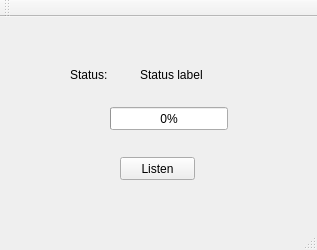
This is TCPClient_sendFile/mainwindow.ui in GorgedeLoup/TCP_SendFile as Qt 5 draws it before an edit. The edited form follows.
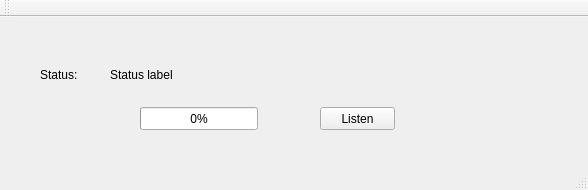
This is the edited form.

What changed in the file:
```diff
--- a/TCPClient_sendFile/mainwindow.ui
+++ b/TCPClient_sendFile/mainwindow.ui
@@ -6,8 +6,8 @@
    <rect>
     <x>0</x>
     <y>0</y>
-    <width>317</width>
-    <height>250</height>
+    <width>588</width>
+    <height>190</height>
    </rect>
   </property>
   <property name="windowTitle">
@@ -17,7 +17,7 @@
    <widget class="QLabel" name="u_statusLabel">
     <property name="geometry">
      <rect>
-      <x>70</x>
+      <x>40</x>
       <y>50</y>
       <width>51</width>
       <height>16</height>
@@ -30,9 +30,9 @@
    <widget class="QLabel" name="u_clientStatusLabel">
     <property name="geometry">
      <rect>
-      <x>140</x>
+      <x>110</x>
       <y>50</y>
-      <width>121</width>
+      <width>441</width>
       <height>16</height>
      </rect>
     </property>
@@ -43,7 +43,7 @@
    <widget class="QProgressBar" name="u_clientProgressBar">
     <property name="geometry">
      <rect>
-      <x>110</x>
+      <x>140</x>
       <y>90</y>
       <width>118</width>
       <height>23</height>
@@ -56,8 +56,8 @@
    <widget class="QPushButton" name="u_startButton">
     <property name="geometry">
      <rect>
-      <x>120</x>
-      <y>140</y>
+      <x>320</x>
+      <y>90</y>
       <width>75</width>
       <height>23</height>
      </rect>
```
Left out of the diff: 2 changed lines with no effect on the pictures.
